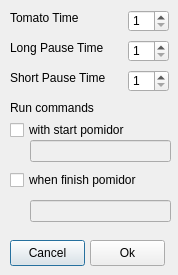
Old version of the form ui/dialog.ui in the repository axce1/tomacco.
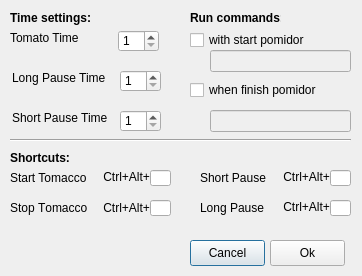
New version of the form.

What changed in the file:
```diff
--- a/ui/dialog.ui
+++ b/ui/dialog.ui
@@ -6,8 +6,8 @@
    <rect>
     <x>0</x>
     <y>0</y>
-    <width>178</width>
-    <height>275</height>
+    <width>362</width>
+    <height>276</height>
    </rect>
   </property>
   <property name="sizePolicy">
@@ -23,7 +23,7 @@
    <property name="geometry">
     <rect>
      <x>10</x>
-     <y>10</y>
+     <y>30</y>
      <width>101</width>
      <height>16</height>
     </rect>
@@ -35,8 +35,8 @@
   <widget class="QLabel" name="lptime">
    <property name="geometry">
     <rect>
-     <x>10</x>
-     <y>40</y>
+     <x>12</x>
+     <y>70</y>
      <width>101</width>
      <height>16</height>
     </rect>
@@ -48,8 +48,8 @@
   <widget class="QLabel" name="sptime">
    <property name="geometry">
     <rect>
-     <x>10</x>
-     <y>70</y>
+     <x>12</x>
+     <y>110</y>
      <width>101</width>
      <height>16</height>
     </rect>
@@ -61,8 +61,8 @@
   <widget class="QSpinBox" name="spinTomat">
    <property name="geometry">
     <rect>
-     <x>128</x>
-     <y>10</y>
+     <x>118</x>
+     <y>30</y>
      <width>41</width>
      <height>22</height>
     </rect>
@@ -74,8 +74,8 @@
   <widget class="QSpinBox" name="spinShort">
    <property name="geometry">
     <rect>
-     <x>128</x>
-     <y>70</y>
+     <x>120</x>
+     <y>110</y>
      <width>41</width>
      <height>22</height>
     </rect>
@@ -87,8 +87,8 @@
   <widget class="QSpinBox" name="spinLong">
    <property name="geometry">
     <rect>
-     <x>128</x>
-     <y>40</y>
+     <x>120</x>
+     <y>70</y>
      <width>41</width>
      <height>22</height>
     </rect>
@@ -100,7 +100,7 @@
   <widget class="QPushButton" name="btnCnl">
    <property name="geometry">
     <rect>
-     <x>10</x>
+     <x>190</x>
      <y>240</y>
      <width>75</width>
      <height>26</height>
@@ -113,7 +113,7 @@
   <widget class="QPushButton" name="btnOk">
    <property name="geometry">
     <rect>
-     <x>90</x>
+     <x>270</x>
      <y>240</y>
      <width>75</width>
      <height>26</height>
@@ -126,21 +126,27 @@
   <widget class="QLabel" name="run_label">
    <property name="geometry">
     <rect>
-     <x>10</x>
-     <y>100</y>
+     <x>190</x>
+     <y>10</y>
      <width>91</width>
      <height>16</height>
     </rect>
    </property>
+   <property name="font">
+    <font>
+     <weight>75</weight>
+     <bold>true</bold>
+    </font>
+   </property>
    <property name="text">
-    <string>Run commands</string>
+    <string>Run commands:</string>
    </property>
   </widget>
   <widget class="QCheckBox" name="start_run">
    <property name="geometry">
     <rect>
-     <x>10</x>
-     <y>120</y>
+     <x>190</x>
+     <y>30</y>
      <width>121</width>
      <height>20</height>
     </rect>
@@ -152,8 +158,8 @@
   <widget class="QCheckBox" name="finish_run">
    <property name="geometry">
     <rect>
-     <x>10</x>
-     <y>170</y>
+     <x>190</x>
+     <y>80</y>
      <width>131</width>
      <height>20</height>
     </rect>
@@ -168,8 +174,8 @@
    </property>
    <property name="geometry">
     <rect>
-     <x>30</x>
-     <y>140</y>
+     <x>210</x>
+     <y>50</y>
      <width>141</width>
      <height>22</height>
     </rect>
@@ -181,13 +187,256 @@
    </property>
    <property name="geometry">
     <rect>
-     <x>30</x>
-     <y>200</y>
+     <x>210</x>
+     <y>110</y>
      <width>141</width>
      <height>22</height>
     </rect>
    </property>
   </widget>
+  <widget class="QLabel" name="scut_label">
+   <property name="geometry">
+    <rect>
+     <x>10</x>
+     <y>150</y>
+     <width>71</width>
+     <height>16</height>
+    </rect>
+   </property>
+   <property name="font">
+    <font>
+     <weight>75</weight>
+     <bold>true</bold>
+    </font>
+   </property>
+   <property name="text">
+    <string>Shortcuts:</string>
+   </property>
+  </widget>
+  <widget class="QLineEdit" name="lineEdit">
+   <property name="geometry">
+    <rect>
+     <x>150</x>
+     <y>170</y>
+     <width>21</width>
+     <height>16</height>
+    </rect>
+   </property>
+   <property name="inputMethodHints">
+    <set>Qt::ImhNone</set>
+   </property>
+   <property name="text">
+    <string/>
+   </property>
+   <property name="maxLength">
+    <number>32767</number>
+   </property>
+  </widget>
+  <widget class="QLabel" name="time_label">
+   <property name="geometry">
+    <rect>
+     <x>10</x>
+     <y>10</y>
+     <width>91</width>
+     <height>16</height>
+    </rect>
+   </property>
+   <property name="font">
+    <font>
+     <weight>75</weight>
+     <bold>true</bold>
+    </font>
+   </property>
+   <property name="text">
+    <string>Time settings:</string>
+   </property>
+  </widget>
+  <widget class="QLabel" name="sc_st_lb">
+   <property name="geometry">
+    <rect>
+     <x>10</x>
+     <y>170</y>
+     <width>81</width>
+     <height>16</height>
+    </rect>
+   </property>
+   <property name="font">
+    <font>
+     <underline>false</underline>
+    </font>
+   </property>
+   <property name="text">
+    <string>Start Tomacco </string>
+   </property>
+  </widget>
+  <widget class="Line" name="line">
+   <property name="geometry">
+    <rect>
+     <x>10</x>
+     <y>130</y>
+     <width>341</width>
+     <height>20</height>
+    </rect>
+   </property>
+   <property name="orientation">
+    <enum>Qt::Horizontal</enum>
+   </property>
+  </widget>
+  <widget class="QLabel" name="label_7">
+   <property name="geometry">
+    <rect>
+     <x>100</x>
+     <y>170</y>
+     <width>52</width>
+     <height>14</height>
+    </rect>
+   </property>
+   <property name="text">
+    <string> Ctrl+Alt+</string>
+   </property>
+  </widget>
+  <widget class="QLabel" name="sc_sp_lb">
+   <property name="geometry">
+    <rect>
+     <x>10</x>
+     <y>200</y>
+     <width>81</width>
+     <height>16</height>
+    </rect>
+   </property>
+   <property name="font">
+    <font>
+     <underline>false</underline>
+     <strikeout>false</strikeout>
+     <kerning>false</kerning>
+    </font>
+   </property>
+   <property name="text">
+    <string>Stop Tomacco </string>
+   </property>
+  </widget>
+  <widget class="QLabel" name="label_9">
+   <property name="geometry">
+    <rect>
+     <x>100</x>
+     <y>200</y>
+     <width>51</width>
+     <height>16</height>
+    </rect>
+   </property>
+   <property name="text">
+    <string> Ctrl+Alt+</string>
+   </property>
+  </widget>
+  <widget class="QLineEdit" name="lineEdit_5">
+   <property name="geometry">
+    <rect>
+     <x>150</x>
+     <y>200</y>
+     <width>21</width>
+     <height>16</height>
+    </rect>
+   </property>
+   <property name="inputMethodHints">
+    <set>Qt::ImhNone</set>
+   </property>
+   <property name="text">
+    <string/>
+   </property>
+   <property name="maxLength">
+    <number>32767</number>
+   </property>
+  </widget>
+  <widget class="QLabel" name="sc_spau_lb">
+   <property name="geometry">
+    <rect>
+     <x>200</x>
+     <y>170</y>
+     <width>71</width>
+     <height>16</height>
+    </rect>
+   </property>
+   <property name="text">
+    <string>Short Pause</string>
+   </property>
+  </widget>
+  <widget class="QLabel" name="label_10">
+   <property name="geometry">
+    <rect>
+     <x>280</x>
+     <y>170</y>
+     <width>52</width>
+     <height>14</height>
+    </rect>
+   </property>
+   <property name="text">
+    <string> Ctrl+Alt+</string>
+   </property>
+  </widget>
+  <widget class="QLabel" name="label_11">
+   <property name="geometry">
+    <rect>
+     <x>280</x>
+     <y>200</y>
+     <width>52</width>
+     <height>14</height>
+    </rect>
+   </property>
+   <property name="text">
+    <string> Ctrl+Alt+</string>
+   </property>
+  </widget>
+  <widget class="QLineEdit" name="lineEdit_2">
+   <property name="geometry">
+    <rect>
+     <x>330</x>
+     <y>170</y>
+     <width>21</width>
+     <height>16</height>
+    </rect>
+   </property>
+   <property name="inputMethodHints">
+    <set>Qt::ImhNone</set>
+   </property>
+   <property name="text">
+    <string/>
+   </property>
+   <property name="maxLength">
+    <number>32767</number>
+   </property>
+  </widget>
+  <widget class="QLineEdit" name="lineEdit_6">
+   <property name="geometry">
+    <rect>
+     <x>330</x>
+     <y>200</y>
+     <width>21</width>
+     <height>16</height>
+    </rect>
+   </property>
+   <property name="inputMethodHints">
+    <set>Qt::ImhNone</set>
+   </property>
+   <property name="text">
+    <string/>
+   </property>
+   <property name="maxLength">
+    <number>32767</number>
+   </property>
+  </widget>
+  <widget class="QLabel" name="sc_lpau_lb">
+   <property name="geometry">
+    <rect>
+     <x>200</x>
+     <y>200</y>
+     <width>71</width>
+     <height>16</height>
+    </rect>
+   </property>
+   <property name="text">
+    <string>Long Pause</string>
+   </property>
+  </widget>
  </widget>
  <tabstops>
   <tabstop>spinTomat</tabstop>
```
